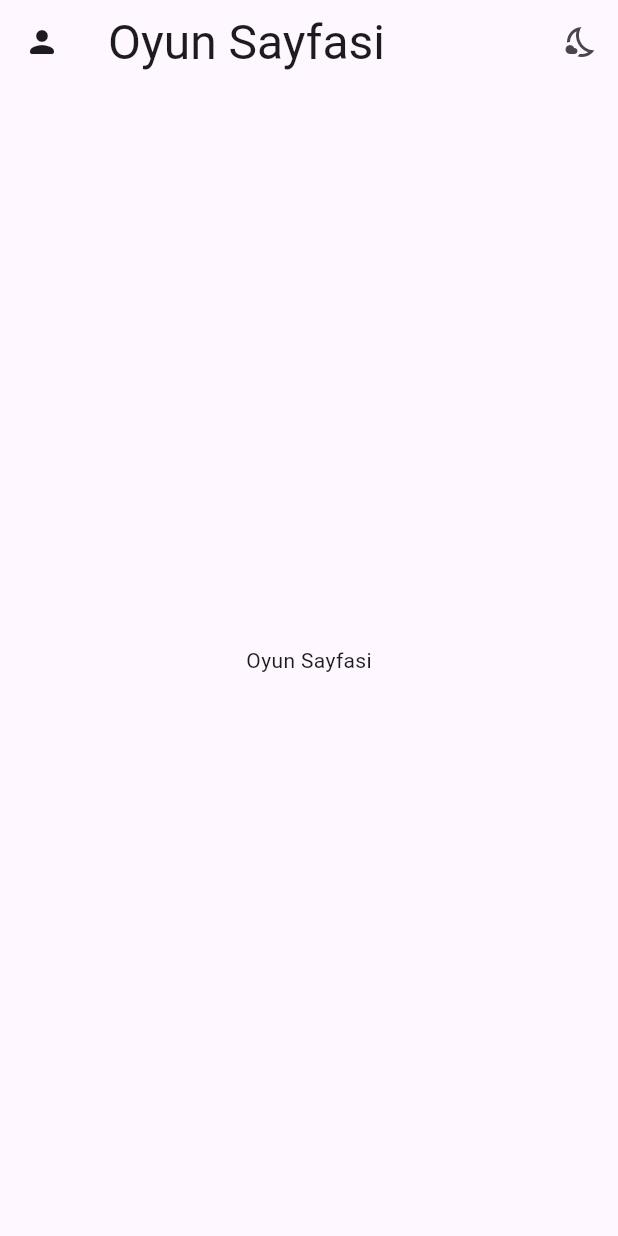
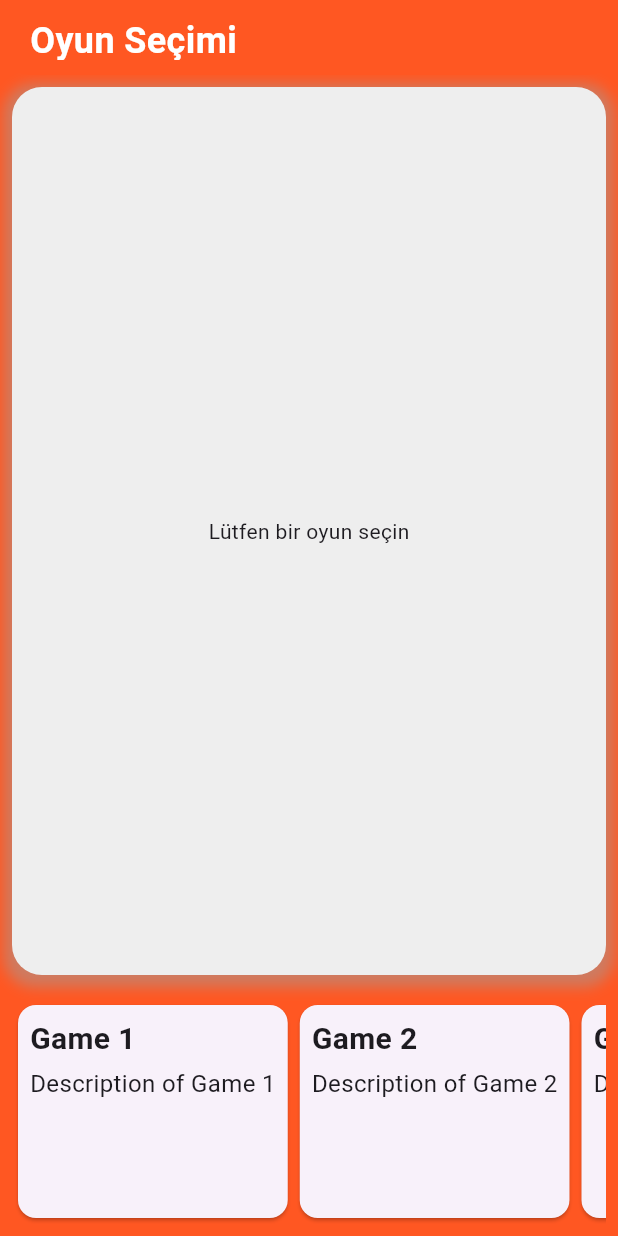
Before and after one commit to abdurrahmanyesilyurt/aysar2, a Flutter app: the oyunPage screen opened directly, on a phone screen of 412 x 824 dp. Run offline on Flutter 3.47's test engine with Material 3 defaults, Android fonts, the phone set to English and light mode, and no system bars; our stand-ins replace cloud_firestore, firebase_auth, firebase_core, firebase_storage, image_picker, shared_preferences; accounts and stored records are empty.

Commit message:
first commit

```diff
--- a/lib/anasayfalar/oyunPage.dart
+++ b/lib/anasayfalar/oyunPage.dart
@@ -1,22 +1,113 @@
 import 'package:flutter/material.dart';
 
+class oyunPage extends StatefulWidget {
+  @override
+  _oyunPageState createState() => _oyunPageState();
+}
 
-class oyunPage extends StatelessWidget {
-  const oyunPage({super.key});
+class _oyunPageState extends State<oyunPage> {
+  final List<Map<String, dynamic>> games = [
+    {'name': 'Game 1', 'description': 'Description of Game 1', 'image': 'game1.png'},
+    {'name': 'Game 2', 'description': 'Description of Game 2', 'image': 'game2.png'},
+    {'name': 'Game 3', 'description': 'Description of Game 3', 'image': 'game3.png'},
+    {'name': 'Game 4', 'description': 'Description of Game 4', 'image': 'game4.png'},
+  ]; // Oyunlar için liste
+
+  String selectedGameImage = '';
 
   @override
   Widget build(BuildContext context) {
-    var isDark = MediaQuery.of(context).platformBrightness == Brightness.dark;
     return Scaffold(
-      appBar: AppBar(
-        leading: IconButton(onPressed: (){}, icon:const Icon(Icons.person_rounded)),
-        title: Text("Oyun Sayfasi", style: Theme.of(context).textTheme.headlineLarge,),
-        actions: [
-          IconButton(onPressed: (){}, icon: Icon(isDark ? Icons.sunny : Icons.nights_stay_outlined))
+      appBar: PreferredSize(
+        preferredSize: Size.fromHeight(50.0),
+        child: Container(
+          decoration: BoxDecoration(
+            color: Colors.deepOrange,
+            borderRadius: BorderRadius.vertical(bottom: Radius.circular(20.0)),
+            //borderRadius: BorderRadius.vertical(top: Radius.circular(20.0)),
+          ),
+          padding: EdgeInsets.symmetric(horizontal: 20.0, vertical: 10.0),
+          child: Align(
+            alignment: Alignment.bottomLeft,
+            child: Text(
+              'Oyun Seçimi',
+              style: TextStyle(fontSize: 24.0, fontWeight: FontWeight.bold, color: Colors.white),
+            ),
+          ),
+        ),
+      ),
+      backgroundColor: Colors.deepOrange, // Ekranın arka plan rengi
+      body: Column(
+        mainAxisAlignment: MainAxisAlignment.end,
+        crossAxisAlignment: CrossAxisAlignment.stretch,
+        children: [
+          Expanded(
+            child: Padding(
+              padding: const EdgeInsets.all(8.0),
+              child: Container(
+                decoration: BoxDecoration(
+                  color: Colors.grey[200],
+                  borderRadius: BorderRadius.vertical(bottom: Radius.circular(20.0),top: Radius.circular(20.0)),
+                  boxShadow: [
+                    BoxShadow(
+                      color: Colors.grey.withOpacity(0.5),
+                      spreadRadius: 5,
+                      blurRadius: 7,
+                      offset: Offset(0, 3), // changes position of shadow
+                    ),
+                  ],
+                ),
+                child: selectedGameImage.isNotEmpty
+                    ? Image.asset(
+                  'assets/$selectedGameImage',
+                  fit: BoxFit.cover,
+                )
+                    : Center(
+                  child: Text('Lütfen bir oyun seçin'),
+                ),
+                height: MediaQuery.of(context).size.height * 0.8, // Ekran yüksekliğinin %80'ı kadar
+              ),
+            ),
+          ),
+          Padding(
+            padding: const EdgeInsets.all(8.0),
+            child: Container(
+              height: 150.0,
+              child: ListView.builder(
+                scrollDirection: Axis.horizontal,
+                itemCount: games.length,
+                itemBuilder: (context, index) {
+                  return GestureDetector(
+                    onTap: () {
+                      setState(() {
+                        selectedGameImage = games[index]['image'];
+                      });
+                    },
+                    child: Card(
+                      child: Padding(
+                        padding: const EdgeInsets.all(8.0),
+                        child: Column(
+                          crossAxisAlignment: CrossAxisAlignment.start,
+                          children: [
+                            Text(
+                              games[index]['name'], // Oyun adı
+                              style: TextStyle(fontSize: 20.0, fontWeight: FontWeight.bold),
+                            ),
+                            SizedBox(height: 4.0),
+                            Text(
+                              games[index]['description'], // Oyun açıklaması
+                              style: TextStyle(fontSize: 16.0),
+                            ),
+                          ],
+                        ),
+                      ),
+                    ),
+                  );
+                },
+              ),
+            ),
+          ),
         ],
-      ),
-      body: Center(
-        child: Text("Oyun Sayfasi"),
       ),
     );
   }
```
